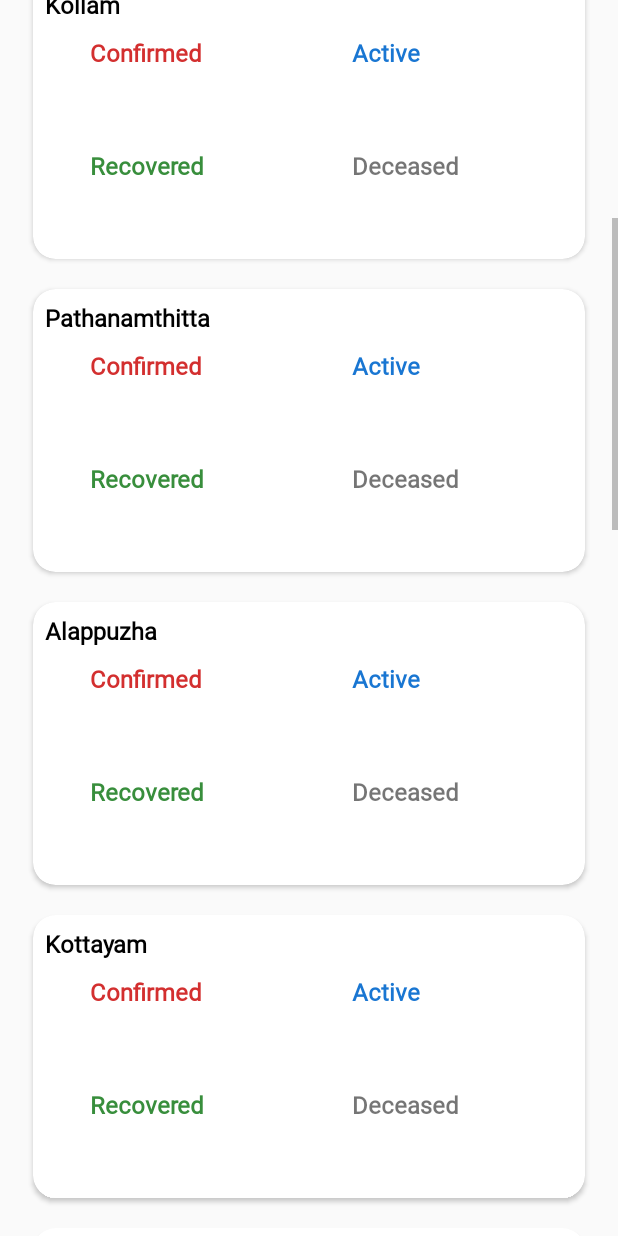
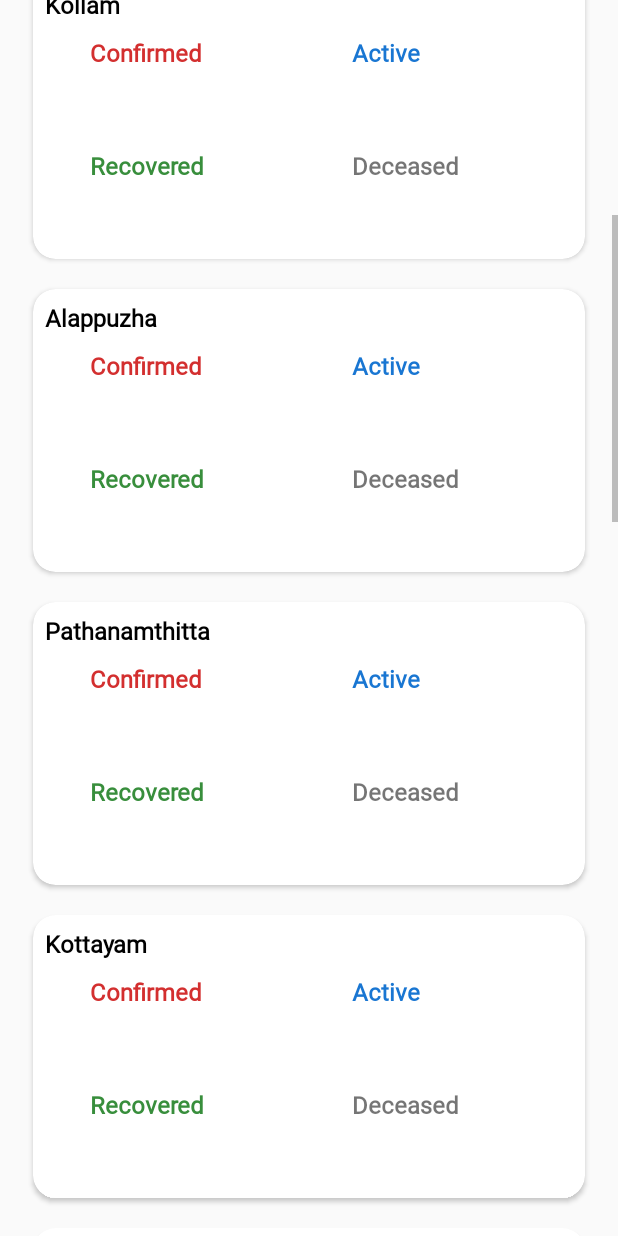
Before and after one commit to georgemani1225/KLCovidTracker, an Android app: the screen it shows after launch (MainActivity), scrolled down 576 dp, on a phone screen of 412 x 824 dp. Run offline under Robolectric (Android 15) with nearby library versions, the light colour scheme and no system bars; libraries missing offline, so code that uses them is left out: com.github.javiersantos.appupdater; network calls fail; 2 statements that could not run were skipped.

Commit message:
added all districts and done some corrections

```diff
--- a/app/src/main/res/layout/activity_main.xml
+++ b/app/src/main/res/layout/activity_main.xml
@@ -359,7 +359,6 @@
                             android:layout_marginLeft="110dp"
                             android:layout_toRightOf="@+id/txtcTvm"
                             android:fontFamily="@font/fira_mono_medium"
-                            android:textColor="@color/dark_blue"
                             android:textSize="15sp" />
 
 
@@ -540,7 +539,6 @@
                             android:layout_marginLeft="110dp"
                             android:layout_toRightOf="@+id/txtcKlm"
                             android:fontFamily="@font/fira_mono_medium"
-                            android:textColor="@color/dark_blue"
                             android:textSize="15sp" />
 
 
@@ -581,7 +579,7 @@
                             android:layout_height="wrap_content"
                             android:layout_gravity="start"
                             android:fontFamily="@font/fira_mono_medium"
-                            android:text="Pathanamthitta"
+                            android:text="Alappuzha"
                             android:textColor="#000000"
                             android:textSize="16sp"
                             android:textStyle="bold" />
@@ -721,7 +719,6 @@
                             android:layout_marginLeft="110dp"
                             android:layout_toRightOf="@+id/txtcAlp"
                             android:fontFamily="@font/fira_mono_medium"
-                            android:textColor="@color/dark_blue"
                             android:textSize="15sp" />
 
 
@@ -762,7 +759,7 @@
                             android:layout_height="wrap_content"
                             android:layout_gravity="start"
                             android:fontFamily="@font/fira_mono_medium"
-                            android:text="Alappuzha"
+                            android:text="Pathanamthitta"
                             android:textColor="#000000"
                             android:textSize="16sp"
                             android:textStyle="bold" />
@@ -902,7 +899,6 @@
                             android:layout_marginLeft="110dp"
                             android:layout_toRightOf="@+id/txtcPtm"
                             android:fontFamily="@font/fira_mono_medium"
-                            android:textColor="@color/dark_blue"
                             android:textSize="15sp" />
 
 
@@ -1083,7 +1079,6 @@
                             android:layout_marginLeft="110dp"
                             android:layout_toRightOf="@+id/txtcKtm"
                             android:fontFamily="@font/fira_mono_medium"
-                            android:textColor="@color/dark_blue"
                             android:textSize="15sp" />
 
 
@@ -1264,7 +1259,6 @@
                             android:layout_marginLeft="110dp"
                             android:layout_toRightOf="@+id/txtcIdk"
                             android:fontFamily="@font/fira_mono_medium"
-                            android:textColor="@color/dark_blue"
                             android:textSize="15sp" />
 
 
@@ -1445,7 +1439,6 @@
                             android:layout_marginLeft="110dp"
                             android:layout_toRightOf="@+id/txtcEkm"
                             android:fontFamily="@font/fira_mono_medium"
-                            android:textColor="@color/dark_blue"
                             android:textSize="15sp" />
 
 
@@ -1626,7 +1619,6 @@
                             android:layout_marginLeft="110dp"
                             android:layout_toRightOf="@+id/txtcTrs"
                             android:fontFamily="@font/fira_mono_medium"
-                            android:textColor="@color/dark_blue"
                             android:textSize="15sp" />
 
 
@@ -1667,7 +1659,7 @@
                             android:layout_height="wrap_content"
                             android:layout_gravity="start"
                             android:fontFamily="@font/fira_mono_medium"
-                            android:text="Thrissur"
+                            android:text="Palakkad"
                             android:textColor="#000000"
                             android:textSize="16sp"
                             android:textStyle="bold" />
@@ -1807,7 +1799,6 @@
                             android:layout_marginLeft="110dp"
                             android:layout_toRightOf="@+id/txtcPkd"
                             android:fontFamily="@font/fira_mono_medium"
-                            android:textColor="@color/dark_blue"
                             android:textSize="15sp" />
 
 
@@ -1848,7 +1839,7 @@
                             android:layout_height="wrap_content"
                             android:layout_gravity="start"
                             android:fontFamily="@font/fira_mono_medium"
-                            android:text="Thrissur"
+                            android:text="Malappuram"
                             android:textColor="#000000"
                             android:textSize="16sp"
                             android:textStyle="bold" />
@@ -2029,7 +2020,7 @@
                             android:layout_height="wrap_content"
                             android:layout_gravity="start"
                             android:fontFamily="@font/fira_mono_medium"
-                            android:text="Thrissur"
+                            android:text="Kozhikode"
                             android:textColor="#000000"
                             android:textSize="16sp"
                             android:textStyle="bold" />
@@ -2169,7 +2160,6 @@
                             android:layout_marginLeft="110dp"
                             android:layout_toRightOf="@+id/txtcKzd"
                             android:fontFamily="@font/fira_mono_medium"
-                            android:textColor="@color/dark_blue"
                             android:textSize="15sp" />
 
 
@@ -2210,7 +2200,7 @@
                             android:layout_height="wrap_content"
                             android:layout_gravity="start"
                             android:fontFamily="@font/fira_mono_medium"
-                            android:text="Thrissur"
+                            android:text="Wayanad"
                             android:textColor="#000000"
                             android:textSize="16sp"
                             android:textStyle="bold" />
@@ -2350,7 +2340,6 @@
                             android:layout_marginLeft="110dp"
                             android:layout_toRightOf="@+id/txtcWnd"
                             android:fontFamily="@font/fira_mono_medium"
-                            android:textColor="@color/dark_blue"
                             android:textSize="15sp" />
 
 
@@ -2391,7 +2380,7 @@
                             android:layout_height="wrap_content"
                             android:layout_gravity="start"
                             android:fontFamily="@font/fira_mono_medium"
-                            android:text="Thrissur"
+                            android:text="Kannur"
                             android:textColor="#000000"
                             android:textSize="16sp"
                             android:textStyle="bold" />
@@ -2531,7 +2520,6 @@
                             android:layout_marginLeft="110dp"
                             android:layout_toRightOf="@+id/txtcKnr"
                             android:fontFamily="@font/fira_mono_medium"
-                            android:textColor="@color/dark_blue"
                             android:textSize="15sp" />
 
 
@@ -2572,7 +2560,7 @@
                             android:layout_height="wrap_content"
                             android:layout_gravity="start"
                             android:fontFamily="@font/fira_mono_medium"
-                            android:text="Thrissur"
+                            android:text="Kasargod"
                             android:textColor="#000000"
                             android:textSize="16sp"
                             android:textStyle="bold" />
@@ -2731,6 +2719,11 @@
                     </RelativeLayout>
                 </androidx.cardview.widget.CardView>
             </GridLayout>
+
+            <TextView
+                android:layout_width="wrap_content"
+                android:layout_height="wrap_content"
+                android:text="\n\n" />
         </LinearLayout>
     </RelativeLayout>
 </ScrollView>
```
